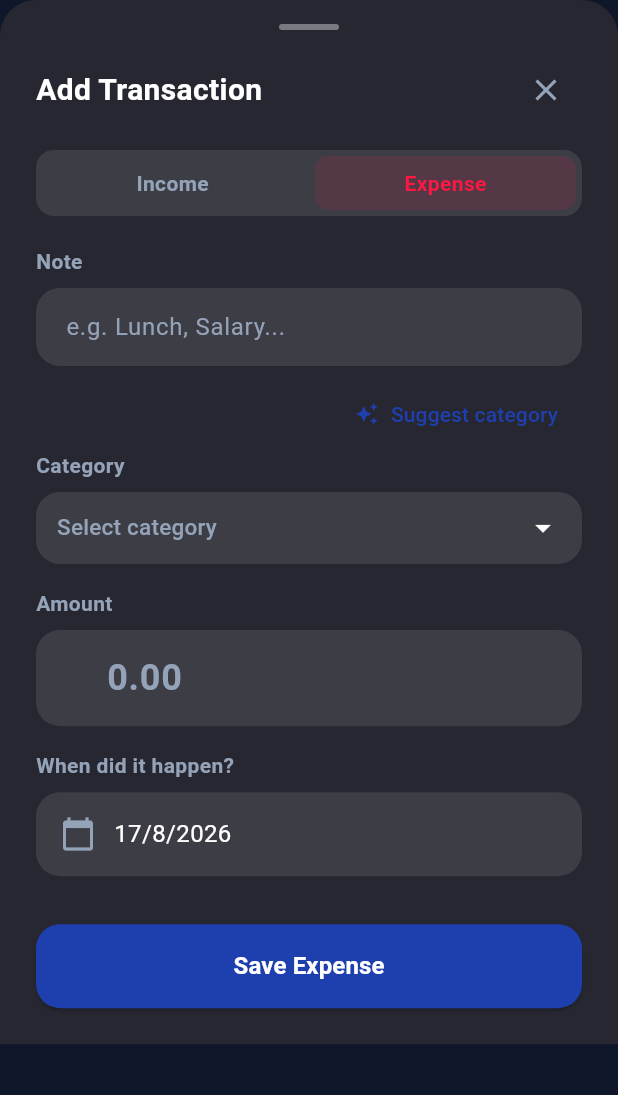
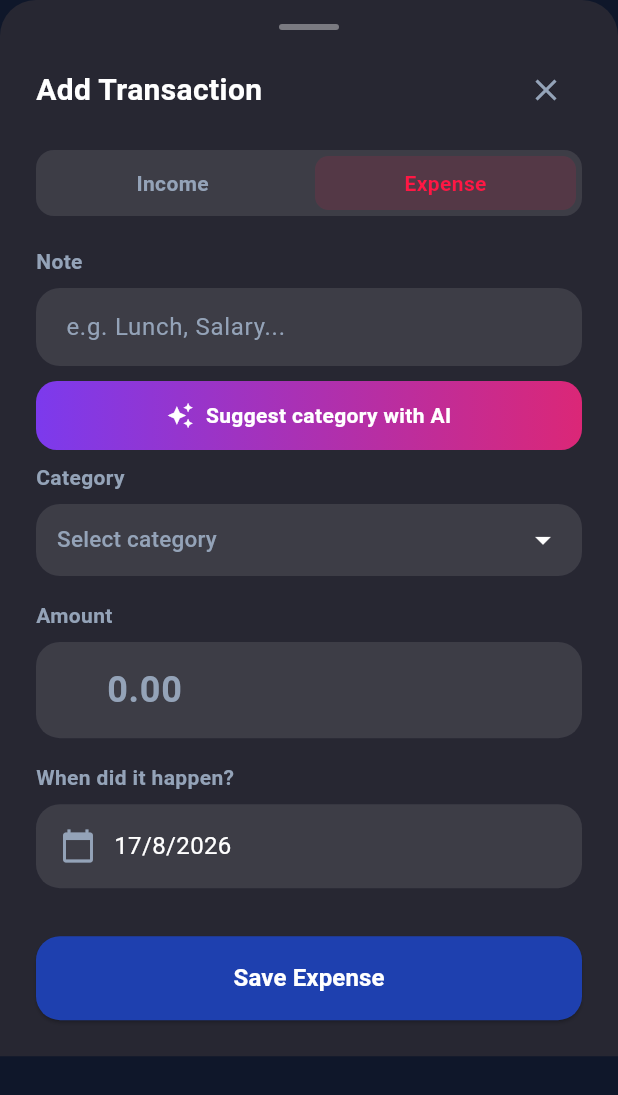
Before and after one commit to Hus-Hanworawirun/Fincontrol, a Flutter app: the AddTransactionSheet widget shown alone on an empty page, opened directly, on a phone screen of 412 x 824 dp. Shown: the top 1095 px of the screen. Run offline on Flutter 3.47's test engine with Material 3 defaults, Android fonts, the phone set to English and light mode, and no system bars; our stand-ins replace equatable, fl_chart, flutter_bloc, flutter_dotenv, google_fonts, google_generative_ai and 2 more; accounts and stored records are empty; network calls fail; Roboto replaces fonts that are missing (Prompt).

Commit message:
improve  UI

```diff
--- a/lib/features/transaction/presentation/widgets/add_transaction_sheet.dart
+++ b/lib/features/transaction/presentation/widgets/add_transaction_sheet.dart
@@ -215,21 +215,42 @@ class _AddTransactionSheetState extends State<AddTransactionSheet> {
               style: TextStyle(color: textColor),
               decoration: _inputDeco('e.g. Lunch, Salary...', primaryColor, fieldBg, mutedTextColor),
             ),
-            const SizedBox(height: 8),
+            const SizedBox(height: 10),
 
             // AI Suggest button
-            Align(
-              alignment: Alignment.centerRight,
-              child: TextButton.icon(
-                onPressed: _loadingSuggestions ? null : _onSuggest,
-                icon: _loadingSuggestions
-                    ? const SizedBox(width: 14, height: 14,
-                        child: CircularProgressIndicator(strokeWidth: 2))
-                    : const Icon(Icons.auto_awesome, size: 16),
-                label: const Text('Suggest category'),
-                style: TextButton.styleFrom(foregroundColor: primaryColor),
+            GestureDetector(
+              onTap: _loadingSuggestions ? null : _onSuggest,
+              child: Container(
+                width: double.infinity,
+                padding: const EdgeInsets.symmetric(vertical: 13),
+                decoration: BoxDecoration(
+                  gradient: _loadingSuggestions
+                      ? null
+                      : const LinearGradient(
+                          colors: [Color(0xFF7C3AED), Color(0xFFDB2777)],
+                          begin: Alignment.centerLeft,
+                          end: Alignment.centerRight,
+                        ),
+                  color: _loadingSuggestions ? Colors.white12 : null,
+                  borderRadius: BorderRadius.circular(14),
+                ),
+                child: Row(
+                  mainAxisAlignment: MainAxisAlignment.center,
+                  children: [
+                    _loadingSuggestions
+                        ? const SizedBox(width: 16, height: 16,
+                            child: CircularProgressIndicator(strokeWidth: 2, color: Colors.white))
+                        : const Icon(Icons.auto_awesome, size: 18, color: Colors.white),
+                    const SizedBox(width: 8),
+                    Text(
+                      _loadingSuggestions ? 'Suggesting...' : 'Suggest category with AI',
+                      style: const TextStyle(fontSize: 14, fontWeight: FontWeight.w600, color: Colors.white),
+                    ),
+                  ],
+                ),
               ),
             ),
+            const SizedBox(height: 8),
 
             // Suggestion chips
             if (_suggestions.isNotEmpty) ...[
@@ -359,10 +380,11 @@ class _AddTransactionSheetState extends State<AddTransactionSheet> {
     );
   }
 
-  InputDecoration _inputDeco(String hint, Color primaryColor, Color fieldBg, Color? mutedTextColor, {Widget? prefix}) => InputDecoration(
+  InputDecoration _inputDeco(String hint, Color primaryColor, Color fieldBg, Color? mutedTextColor, {Widget? prefix, Widget? suffix}) => InputDecoration(
     hintText: hint,
     hintStyle: TextStyle(color: mutedTextColor),
     prefix: prefix,
+    suffix: suffix,
     border: OutlineInputBorder(
       borderRadius: BorderRadius.circular(16), borderSide: BorderSide.none),
     enabledBorder: OutlineInputBorder(
```
